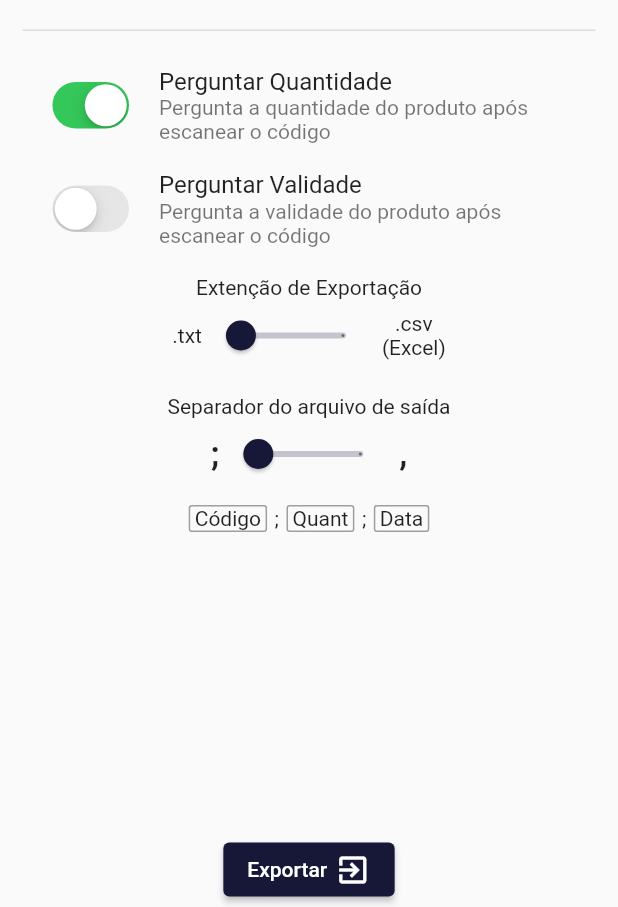
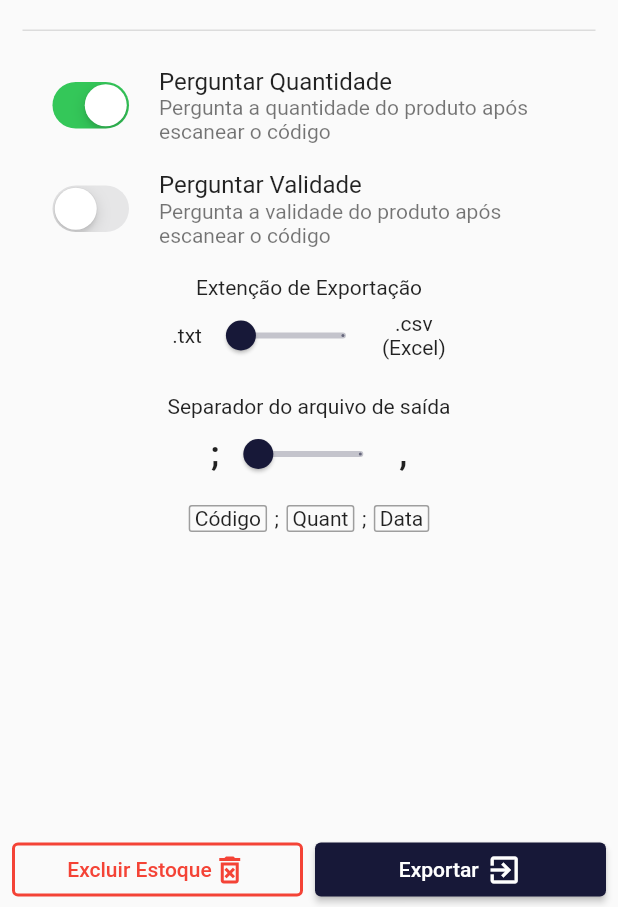
Before and after one commit to VitorPaulo21/ability_scanner, a Flutter app: the AppDrawer screen opened directly, on a phone screen of 412 x 824 dp, the part 329-1236 px from its top. Run offline on Flutter 3.47's test engine with Material 2 defaults, Android fonts, the light colour scheme and no system bars; our stand-ins replace assets_audio_player, hive, hive_flutter, share_plus, shared_preferences; missing offline and left inert: flutter_barcode_scanner, qr_code_scanner; accounts and stored records are empty.

Commit message:
Delete all button now changed to drawer

```diff
--- a/lib/components/app_drawer.dart
+++ b/lib/components/app_drawer.dart
@@ -1,5 +1,6 @@
 import 'dart:convert';
 
+import 'package:barcode_scanner/components/delete_all_button.dart';
 import 'package:barcode_scanner/models/produto.dart';
 import 'package:barcode_scanner/providers/produto_provider.dart';
 import 'package:barcode_scanner/providers/settings_provider.dart';
@@ -29,6 +30,7 @@ class _AppDrawerState extends State<AppDrawer> {
     SettingsProvider settingsProvider = Provider.of<SettingsProvider>(
       context,
     );
+
     layoutOrganization = Provider.of<SettingsProvider>(context, listen: false)
         .layoutOrganization;
     return Drawer(
@@ -43,7 +45,25 @@ class _AppDrawerState extends State<AppDrawer> {
             icon: Icon(Icons.arrow_back)),
       ),
       bottomSheet:
-          Container(height: 50, child: exportButton(context, settingsProvider)),
+          Container(
+          height: 50,
+          child: Padding(
+            padding: const EdgeInsets.symmetric(horizontal: 8.0),
+            child: Row(
+              mainAxisAlignment: MainAxisAlignment.spaceEvenly,
+              children: [
+                Expanded(
+                  child: DeleteAllButton(
+                      produtosProvider:
+                          Provider.of<ProdutoProvider>(context, listen: false)),
+                ),
+                SizedBox(
+                  width: 8,
+                ),
+                Expanded(child: exportButton(context, settingsProvider)),
+              ],
+            ),
+          )),
       body: Container(
         height: MediaQuery.of(context).size.height -
             kToolbarHeight -
@@ -272,14 +292,8 @@ class _AppDrawerState extends State<AppDrawer> {
     ];
   }
 
-  Row exportButton(BuildContext context, SettingsProvider settingsProvider) {
-    return Row(
-      mainAxisAlignment: MainAxisAlignment.center,
-      children: [
-        Row(
-          mainAxisSize: MainAxisSize.min,
-          children: [
-            ElevatedButton(
+  Widget exportButton(BuildContext context, SettingsProvider settingsProvider) {
+    return ElevatedButton(
         onPressed: () {
           Provider.of<ProdutoProvider>(context, listen: false).export(
               settingsProvider.fileFormat ? ".csv" : ".txt",
@@ -287,6 +301,7 @@ class _AppDrawerState extends State<AppDrawer> {
               settingsProvider.layoutOrganization);
         },
         child: Row(
+          mainAxisAlignment: MainAxisAlignment.center,
           children: const [
             Text("Exportar"),
             SizedBox(
@@ -294,11 +309,7 @@ class _AppDrawerState extends State<AppDrawer> {
             ),
             Icon(Icons.exit_to_app),
           ],
-                )),
-          ],
-        ),
-      ],
-    );
+        ));
   }
 
   Widget Drager(String data) {
--- /dev/null
+++ b/lib/components/delete_all_button.dart
@@ -0,0 +1,54 @@
+import 'package:flutter/material.dart';
+
+import '../providers/produto_provider.dart';
+
+class DeleteAllButton extends StatelessWidget {
+  const DeleteAllButton({
+    Key? key,
+    required this.produtosProvider,
+  }) : super(key: key);
+
+  final ProdutoProvider produtosProvider;
+
+  @override
+  Widget build(BuildContext context) {
+    return OutlinedButton(
+        onPressed: () {
+          showDialog<bool>(
+              context: context,
+              builder: (ctx) {
+                return AlertDialog(
+                  title: const Text("Alerta"),
+                  content:
+                      const Text("Deseja limpar a lista de Códigos de barras?"),
+                  actions: [
+                    TextButton(
+                        onPressed: () {
+                          Navigator.of(context, rootNavigator: true).pop(true);
+                        },
+                        child: const Text("Sim")),
+                    TextButton(
+                        onPressed: () {
+                          Navigator.of(context, rootNavigator: true).pop(false);
+                        },
+                        child: const Text("Não"))
+                  ],
+                );
+              }).then((value) {
+            if (value ?? false) {
+              produtosProvider.clean();
+            }
+          });
+        },
+        style: OutlinedButton.styleFrom(
+            primary: Colors.red, side: BorderSide(color: Colors.red, width: 2)),
+        child: FittedBox(
+          child: Row(
+            children: const [
+              Text("Excluir Estoque"),
+              Icon(Icons.delete_forever_outlined),
+            ],
+          ),
+        ));
+  }
+}
```
Also changed, not shown: lib/screens/home_screen.dart (+2 -35 lines). Lines whose indentation alone changed are shown as unchanged.
